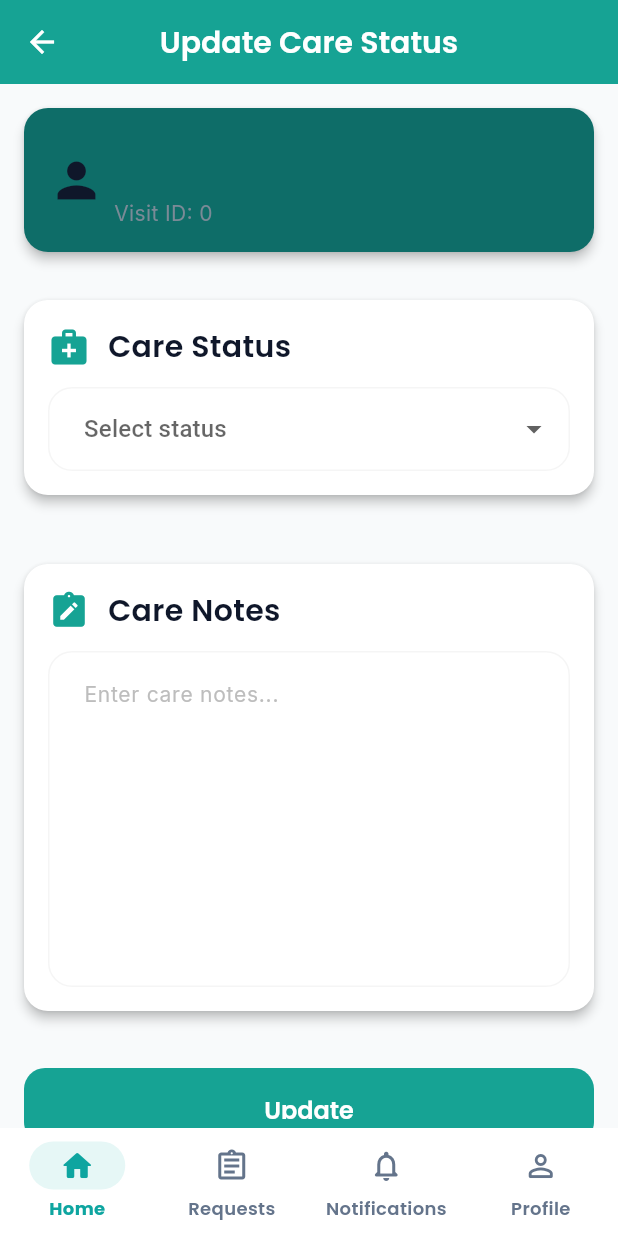
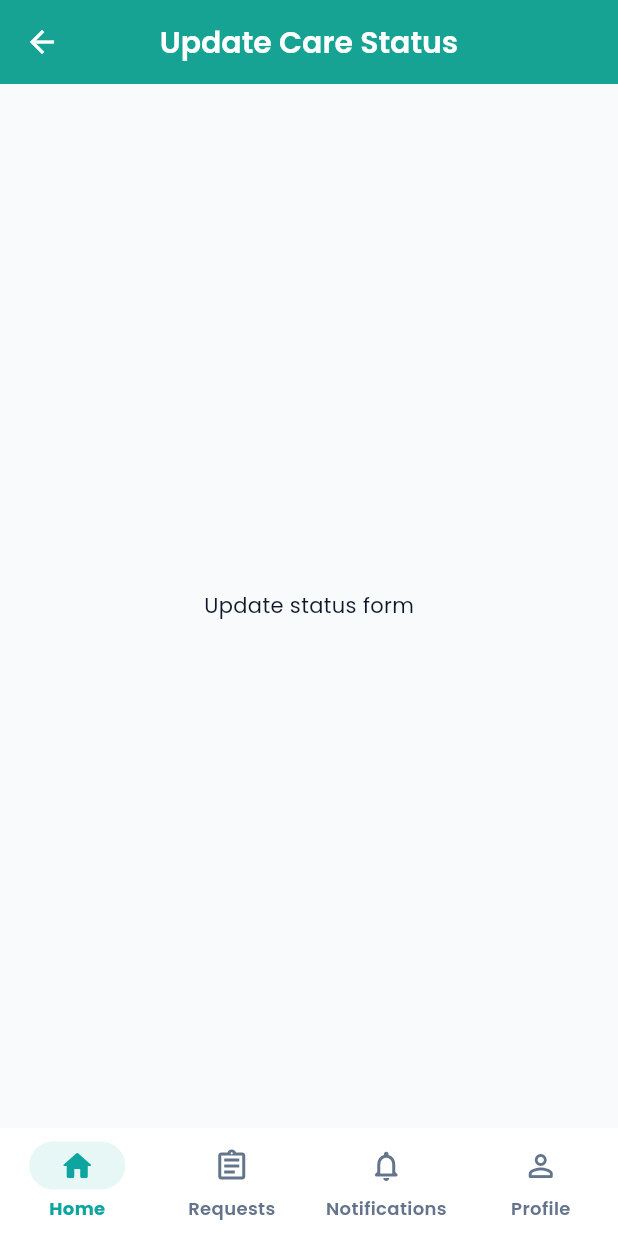
Before and after one commit to FateOrByDesign/CarenestApp, a Flutter app: the UpdateCareStatusPage screen opened directly with empty values, on a phone screen of 412 x 824 dp. Run offline on Flutter 3.47's test engine with Material 3 defaults, Android fonts, the phone set to English and light mode, and no system bars; our stand-ins replace file_picker, google_fonts, image_picker, shared_preferences, supabase_flutter; missing offline and left inert: carenest_mobile; accounts and stored records are empty.

Commit message:
feat: add update care status page scaffold with validation
Set up UpdateCareStatusPage with visitId/patientName params,
status selection state, notes controller, and updateCareStatus
method with validation and success feedback.

```diff
--- a/Carenest_Frontend/carenest_mobile/lib/screens/caregiver/update_caregiver_status.dart
+++ b/Carenest_Frontend/carenest_mobile/lib/screens/caregiver/update_caregiver_status.dart
@@ -37,36 +37,6 @@ class _UpdateCareStatusPageState extends State<UpdateCareStatusPage> {
     Navigator.pop(context);
   }
 
-  Widget buildCard({
-    required IconData icon,
-    required String title,
-    required Widget child,
-  }) {
-    return Card(
-      color: AppTheme.surface,
-      shape: RoundedRectangleBorder(borderRadius: BorderRadius.circular(16)),
-      elevation: 3,
-      margin: const EdgeInsets.symmetric(vertical: 8),
-      child: Padding(
-        padding: const EdgeInsets.all(16),
-        child: Column(
-          crossAxisAlignment: CrossAxisAlignment.start,
-          children: [
-            Row(
-              children: [
-                Icon(icon, color: AppTheme.primary, size: 28),
-                const SizedBox(width: 12),
-                Text(title, style: AppTheme.headingMedium),
-              ],
-            ),
-            const SizedBox(height: 12),
-            child,
-          ],
-        ),
-      ),
-    );
-  }
-
   @override
   Widget build(BuildContext context) {
     return Scaffold(
@@ -79,101 +49,14 @@ class _UpdateCareStatusPageState extends State<UpdateCareStatusPage> {
           'Update Care Status',
           style: AppTheme.headingMedium.copyWith(color: Colors.white),
         ),
-        //centerTitle: true,
         leading: IconButton(
           icon: const Icon(Icons.arrow_back, color: Colors.white),
           onPressed: () {
-            Navigator.pop(context); // go back to previous screen
+            Navigator.pop(context);
           },
         ),
       ),
-
-      body: SingleChildScrollView(
-        padding: const EdgeInsets.all(16),
-        child: Column(
-          crossAxisAlignment: CrossAxisAlignment.start,
-          children: [
-            Card(
-              color: AppTheme.primaryDark,
-              shape: RoundedRectangleBorder(
-                borderRadius: BorderRadius.circular(16),
-              ),
-              elevation: 3,
-              child: Padding(
-                padding: const EdgeInsets.all(16),
-                child: Row(
-                  children: [
-                    const Icon(
-                      Icons.person,
-                      size: 38,
-                      color: AppTheme.textDark,
-                    ),
-                    const SizedBox(width: 6),
-                    Column(
-                      crossAxisAlignment: CrossAxisAlignment.start,
-                      children: [
-                        Text(widget.patientName, style: AppTheme.headingLarge),
-                        const SizedBox(height: 4),
-                        Text(
-                          'Visit ID: ${widget.visitId}',
-                          style: AppTheme.bodyText,
-                        ),
-                      ],
-                    ),
-                  ],
-                ),
-              ),
-            ),
-
-            const SizedBox(height: 24),
-
-            // Care Status Card
-            buildCard(
-              icon: Icons.medical_services,
-              title: 'Care Status',
-              child: DropdownButtonFormField<String>(
-                value: selectedStatus,
-                hint: const Text('Select status'),
-                items: statusList.map((status) {
-                  return DropdownMenuItem(value: status, child: Text(status));
-                }).toList(),
-                onChanged: (value) => setState(() => selectedStatus = value),
-                decoration: const InputDecoration(hintText: 'Select status'),
-              ),
-            ),
-
-            const SizedBox(height: 30),
-
-            //Care notes
-            buildCard(
-              icon: Icons.note_alt,
-              title: 'Care Notes',
-              child: TextFormField(
-                controller: notesController,
-                maxLines: 8,
-                decoration: const InputDecoration(
-                  hintText: 'Enter care notes...',
-                ),
-              ),
-            ),
-
-            const SizedBox(height: 30),
-
-            SizedBox(
-              width: double.infinity,
-              height: 50,
-              child: ElevatedButton(
-                style: ElevatedButton.styleFrom(
-                  backgroundColor: AppTheme.primary,
-                ),
-                onPressed: updateCareStatus,
-                child: const Text('Update'),
-              ),
-            ),
-          ],
-        ),
-      ),
-      //New navigation bar
+      body: const Center(child: Text('Update status form')),
       bottomNavigationBar: const CaregiverNavigationBarMobile(currentIndex: 0),
     );
   }
```
